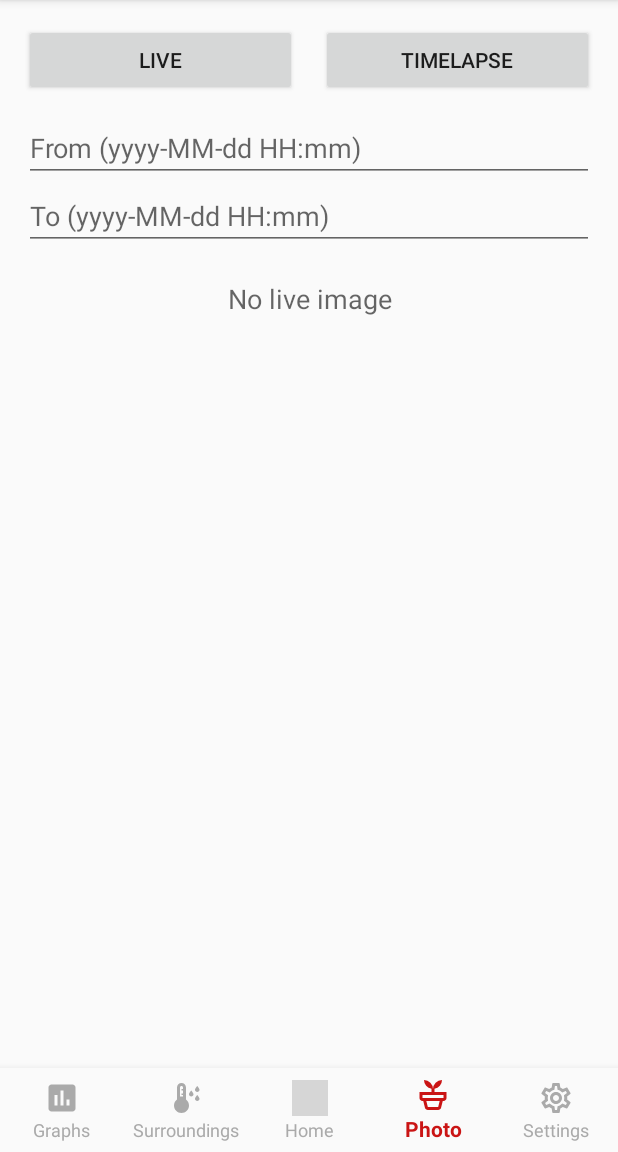
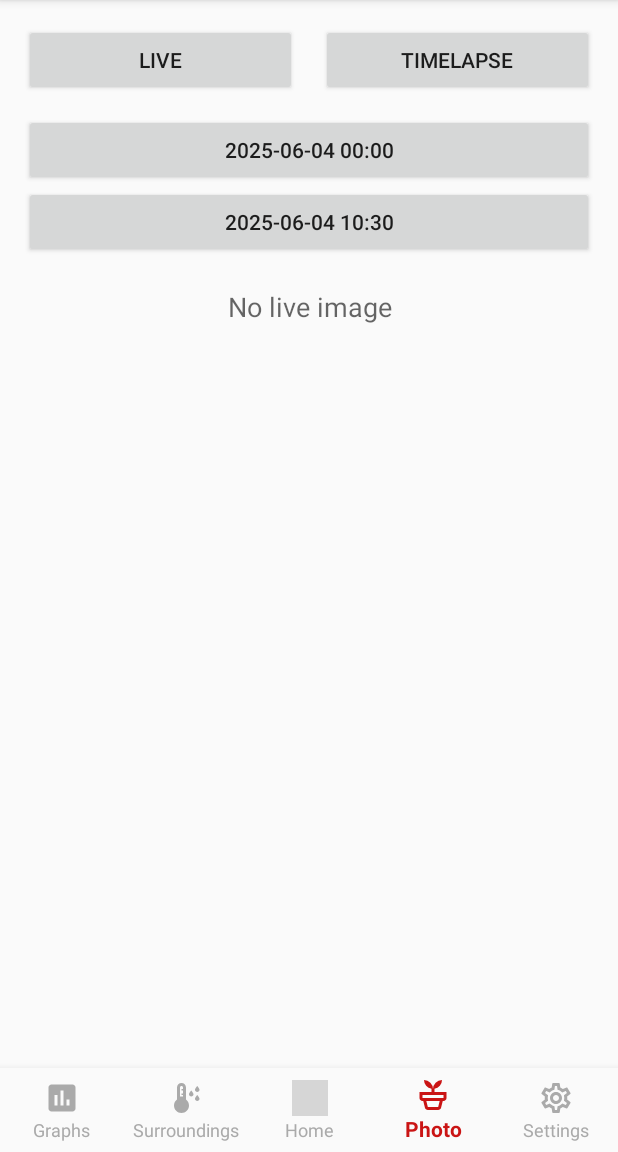
Before and after one commit to Sakke96/SoilMonitor, an Android app built with Jetpack Compose: the screen it shows after launch (MainActivity), item 4 of the bottom bar chosen, on a phone screen of 412 x 824 dp, the part 84-1236 px from its top. Run offline under Robolectric (Android 15) with nearby library versions, the phone set to English and light mode, and no system bars; 1 statement that could not run was skipped; grey boxes are pictures that could not be loaded.

Commit message:
Use date/time pickers for timelapse range

```diff
--- a/app/src/main/java/com/example/soilmonitor/PhotoFragment.kt
+++ b/app/src/main/java/com/example/soilmonitor/PhotoFragment.kt
@@ -8,7 +8,8 @@ import android.view.LayoutInflater
 import android.view.View
 import android.view.ViewGroup
 import android.widget.Button
-import android.widget.EditText
+import android.app.DatePickerDialog
+import android.app.TimePickerDialog
 import android.widget.ImageView
 import android.widget.ProgressBar
 import android.widget.SeekBar
@@ -36,8 +37,8 @@ class PhotoFragment : Fragment() {
     private lateinit var progressBar: ProgressBar
     private lateinit var gifView: ImageView
     private lateinit var tvTimestamp: TextView
-    private lateinit var editFrom: EditText
-    private lateinit var editTo: EditText
+    private lateinit var btnFrom: Button
+    private lateinit var btnTo: Button
     private lateinit var seekBarTime: SeekBar
 
     // Slider components
@@ -59,6 +60,8 @@ class PhotoFragment : Fragment() {
     private var currentFrames: List<Pair<Bitmap, Long>>? = null
     private var currentFps: Int = 100   // default = 100 fps (10ms delay)
     private val sdfInput = SimpleDateFormat("yyyy-MM-dd HH:mm", Locale.US)
+    private var fromDate: Date = Date()
+    private var toDate: Date = Date()
     private var liveFiles: List<File> = emptyList()
     private var userSeeking: Boolean = false
 
@@ -74,9 +77,35 @@ class PhotoFragment : Fragment() {
         progressBar = root.findViewById(R.id.progressBar)
         gifView = root.findViewById(R.id.gifView)
         tvTimestamp = root.findViewById(R.id.tvTimestamp)
-        editFrom = root.findViewById(R.id.editFrom)
-        editTo = root.findViewById(R.id.editTo)
+        btnFrom = root.findViewById(R.id.btnFrom)
+        btnTo = root.findViewById(R.id.btnTo)
         seekBarTime = root.findViewById(R.id.seekBarTime)
+
+        val calNow = Calendar.getInstance()
+        toDate = calNow.time
+        fromDate = (calNow.clone() as Calendar).apply {
+            set(Calendar.HOUR_OF_DAY, 0)
+            set(Calendar.MINUTE, 0)
+            set(Calendar.SECOND, 0)
+            set(Calendar.MILLISECOND, 0)
+        }.time
+
+        btnFrom.text = sdfInput.format(fromDate)
+        btnTo.text = sdfInput.format(toDate)
+
+        btnFrom.setOnClickListener {
+            showDateTimePicker(fromDate) { date ->
+                fromDate = date
+                btnFrom.text = sdfInput.format(date)
+            }
+        }
+
+        btnTo.setOnClickListener {
+            showDateTimePicker(toDate) { date ->
+                toDate = date
+                btnTo.text = sdfInput.format(date)
+            }
+        }
 
         // Slider views
         fpsSliderRow = root.findViewById(R.id.fps_slider_row)
@@ -89,21 +118,10 @@ class PhotoFragment : Fragment() {
         btnTimelapse.setOnClickListener {
             stopLiveMode()
 
-            val fromStr = editFrom.text.toString().trim()
-            val toStr = editTo.text.toString().trim()
-
-            if (fromStr.isBlank() || toStr.isBlank()) {
-                Toast.makeText(requireContext(), "Enter from/to date", Toast.LENGTH_SHORT).show()
-                return@setOnClickListener
-            }
-
-            val from = runCatching { sdfInput.parse(fromStr) }.getOrNull()
-            val to = runCatching { sdfInput.parse(toStr) }.getOrNull()
-
-            if (from == null || to == null || from.after(to)) {
+            if (fromDate.after(toDate)) {
                 Toast.makeText(requireContext(), "Invalid date range", Toast.LENGTH_SHORT).show()
             } else {
-                startTimelapseMode(from, to)
+                startTimelapseMode(fromDate, toDate)
             }
         }
         btnLive.setOnClickListener {
@@ -423,4 +441,20 @@ class PhotoFragment : Fragment() {
             }
         }
     }
+
+    private fun showDateTimePicker(initial: Date, callback: (Date) -> Unit) {
+        val cal = Calendar.getInstance().apply { time = initial }
+        DatePickerDialog(requireContext(), { _, year, month, day ->
+            cal.set(Calendar.YEAR, year)
+            cal.set(Calendar.MONTH, month)
+            cal.set(Calendar.DAY_OF_MONTH, day)
+            val h = cal.get(Calendar.HOUR_OF_DAY)
+            val m = cal.get(Calendar.MINUTE)
+            TimePickerDialog(requireContext(), { _, hour, minute ->
+                cal.set(Calendar.HOUR_OF_DAY, hour)
+                cal.set(Calendar.MINUTE, minute)
+                callback(cal.time)
+            }, h, m, true).show()
+        }, cal.get(Calendar.YEAR), cal.get(Calendar.MONTH), cal.get(Calendar.DAY_OF_MONTH)).show()
+    }
 }
--- a/app/src/main/res/layout/fragment_photo.xml
+++ b/app/src/main/res/layout/fragment_photo.xml
@@ -33,20 +33,18 @@
             android:layout_marginStart="8dp" />
     </LinearLayout>
 
-    <!-- Timelapse range inputs -->
-    <EditText
-        android:id="@+id/editFrom"
+    <!-- Timelapse range buttons (open date/time pickers) -->
+    <Button
+        android:id="@+id/btnFrom"
         android:layout_width="match_parent"
         android:layout_height="wrap_content"
-        android:hint="From (yyyy-MM-dd HH:mm)"
-        android:inputType="datetime" />
+        android:text="From" />
 
-    <EditText
-        android:id="@+id/editTo"
+    <Button
+        android:id="@+id/btnTo"
         android:layout_width="match_parent"
         android:layout_height="wrap_content"
-        android:hint="To (yyyy-MM-dd HH:mm)"
-        android:inputType="datetime"
+        android:text="To"
         android:layout_marginBottom="12dp" />
 
     <!-- ProgressBar (visible while loading) -->
```
